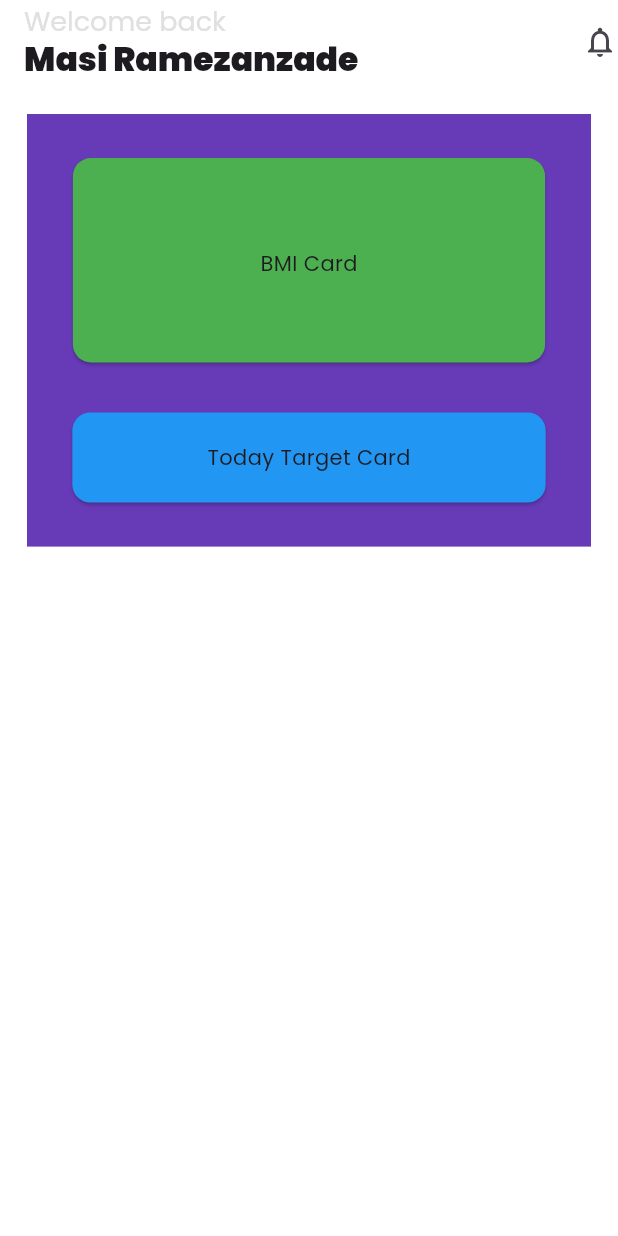
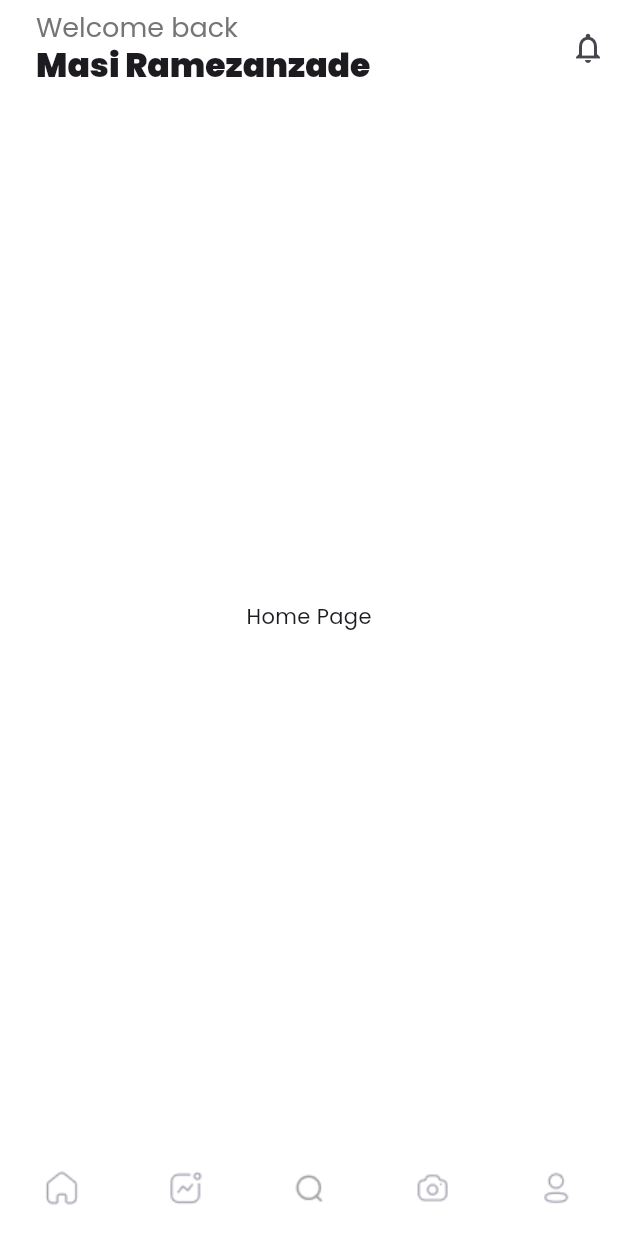
Before and after one commit to Kani-3004/fitness-mobile-app, a Flutter app: the HomePageTemplate screen opened directly, on a phone screen of 412 x 824 dp. Run offline on Flutter 3.47's test engine with Material 3 defaults, Android fonts, the light colour scheme and no system bars; our stand-ins replace carousel_slider, google_fonts.

Commit message:
Home page template completed

```diff
--- a/lib/main.dart
+++ b/lib/main.dart
@@ -1,4 +1,3 @@
-import 'package:fitness_mobile_app/screens/home_page_template.dart';
 import 'package:fitness_mobile_app/screens/welcome_screen_two.dart';
 import 'package:flutter/material.dart';
 import 'package:google_fonts/google_fonts.dart';
--- /dev/null
+++ b/lib/screens/activity_tracker_page.dart
@@ -0,0 +1,17 @@
+import 'package:flutter/material.dart';
+
+class ActivityTrackerPage extends StatefulWidget {
+  const ActivityTrackerPage({super.key});
+
+  @override
+  State<ActivityTrackerPage> createState() => _ActivityTrackerPageState();
+}
+
+class _ActivityTrackerPageState extends State<ActivityTrackerPage> {
+  @override
+  Widget build(BuildContext context) {
+    return Center(
+      child: Text("Activity Tracker Page"),
+    );
+  }
+}
--- /dev/null
+++ b/lib/screens/home_page.dart
@@ -0,0 +1,17 @@
+import 'package:flutter/material.dart';
+
+class HomePage extends StatefulWidget {
+  const HomePage({super.key});
+
+  @override
+  State<HomePage> createState() => _HomePageState();
+}
+
+class _HomePageState extends State<HomePage> {
+  @override
+  Widget build(BuildContext context) {
+    return Center(
+      child: Text("Home Page"),
+    );
+  }
+}
--- a/lib/screens/home_page_template.dart
+++ b/lib/screens/home_page_template.dart
@@ -1,3 +1,6 @@
+import 'package:fitness_mobile_app/screens/activity_tracker_page.dart';
+import 'package:fitness_mobile_app/screens/home_page.dart';
+import 'package:fitness_mobile_app/screens/profile_page.dart';
 import 'package:flutter/material.dart';
 
 class HomePageTemplate extends StatefulWidget {
@@ -8,6 +11,24 @@ class HomePageTemplate extends StatefulWidget {
 }
 
 class _HomePageTemplateState extends State<HomePageTemplate> {
+  int selectedIndex = 0;
+
+  final List<Widget> pages = [
+    const HomePage(),
+    const ActivityTrackerPage(),
+    const Center(child: Text("Search Placeholder")),
+    const Center(child: Text("Camera Placeholder")),
+    const ProfilePage(),
+  ];
+
+  void _onItemTapped(int index) {
+    if (index != 2 && index != 3) {
+      setState(() {
+        selectedIndex = index;
+      });
+    }
+  }
+
   @override
   Widget build(BuildContext context) {
     return SafeArea(
@@ -15,17 +36,21 @@ class _HomePageTemplateState extends State<HomePageTemplate> {
         backgroundColor: Colors.white,
         appBar: AppBar(
           backgroundColor: Colors.white,
-          title: Column(
+          elevation: 0, // Removes shadow for a cleaner look
+          title: Padding(
+            padding: const EdgeInsets.only(left: 8.0, top: 8.0),
+            child: Column(
               crossAxisAlignment: CrossAxisAlignment.start,
               children: [
                 Text(
                   "Welcome back",
                   style: TextStyle(
-                  color: Colors.grey[300],
+                    color:
+                        Colors.grey[600], // Darker grey for better visibility
                     fontSize: 18,
                   ),
                 ),
-              Text(
+                const Text(
                   "Masi Ramezanzade",
                   style: TextStyle(
                     fontWeight: FontWeight.w900,
@@ -33,57 +58,44 @@ class _HomePageTemplateState extends State<HomePageTemplate> {
                 ),
               ],
             ),
-          actions: [Icon(Icons.notifications_none_outlined)],
+          ),
+          actions: [
+            Padding(
+              padding: const EdgeInsets.only(right: 8.0, top: 8.0),
+              child: Icon(Icons.notifications_none_outlined),
+            )
+          ],
         ),
 
-        //The Column that contains everything
-        body: Column(
-          children: [
-            Padding(
-              padding:
-                  const EdgeInsets.symmetric(vertical: 20.0, horizontal: 18.0),
-              child: Container(
-                color: Colors.deepPurple,
-                height: MediaQuery.of(context).size.height * 0.35,
-                width: double.infinity,
-                child: Column(
-                  mainAxisAlignment: MainAxisAlignment.spaceEvenly,
-                  children: [
-                    // The body mass index card
-                    Expanded(
-                      flex: 1,
-                      child: Card(
+        // Dynamic Body Content
+        body: pages[selectedIndex],
 
-                        child: Padding(
-                          padding: const EdgeInsets.symmetric(vertical: 60.0, horizontal: 125),
-                          child: Text("BMI Card"),
+        // Bottom Navigation Bar
+        bottomNavigationBar: BottomNavigationBar(
+          backgroundColor: Colors.white,
+          type: BottomNavigationBarType.fixed,
+          elevation: 0,
+          showUnselectedLabels: false,
+          showSelectedLabels: false,
+          unselectedItemColor: Colors.grey,
+          selectedItemColor: Colors.black,
+          currentIndex: selectedIndex,
+          onTap: _onItemTapped,
+          items: [
+            BottomNavigationBarItem(
+                icon: Image.asset("assets/images/home.png"), label: ""),
+            BottomNavigationBarItem(
+                icon: Image.asset("assets/images/activity.png"), label: ""),
+            BottomNavigationBarItem(
+                icon: Image.asset(
+                  "assets/images/search.png",
+                  color: Colors.grey,
                 ),
-                        color: Colors.green,
-                      ),
-                    ),
-
-                    // Today Target Card
-                    Flexible(
-                      flex: 1,
-                      child: Card(
-                        child: Padding(
-                          padding: const EdgeInsets.symmetric(
-                              vertical: 20.0, horizontal: 90),
-                          child: Text("Today Target Card"),
-                        ),
-                        color: Colors.blue,
-                      ),
-                    ),
-                  ],
-                ),
-              ),
-            )
-
-            // Activity Status Topic
-
-            // Heart Rate card
-
-            //Water intake card and sleep card
+                label: ""),
+            BottomNavigationBarItem(
+                icon: Image.asset("assets/images/camera.png"), label: ""),
+            BottomNavigationBarItem(
+                icon: Image.asset("assets/images/profile.png"), label: ""),
           ],
         ),
       ),
--- /dev/null
+++ b/lib/screens/profile_page.dart
@@ -0,0 +1,17 @@
+import 'package:flutter/material.dart';
+
+class ProfilePage extends StatefulWidget {
+  const ProfilePage({super.key});
+
+  @override
+  State<ProfilePage> createState() => _ProfilePageState();
+}
+
+class _ProfilePageState extends State<ProfilePage> {
+  @override
+  Widget build(BuildContext context) {
+    return Center(
+      child: Text("Profile Page"),
+    );
+  }
+}
```
Also changed, not shown: assets/images/activity.png (added), assets/images/camera.png (added), assets/images/home.png (added), assets/images/notification_icon.png (added), assets/images/profile.png (added), assets/images/search.png (added). Lines whose indentation alone changed are shown as unchanged.
